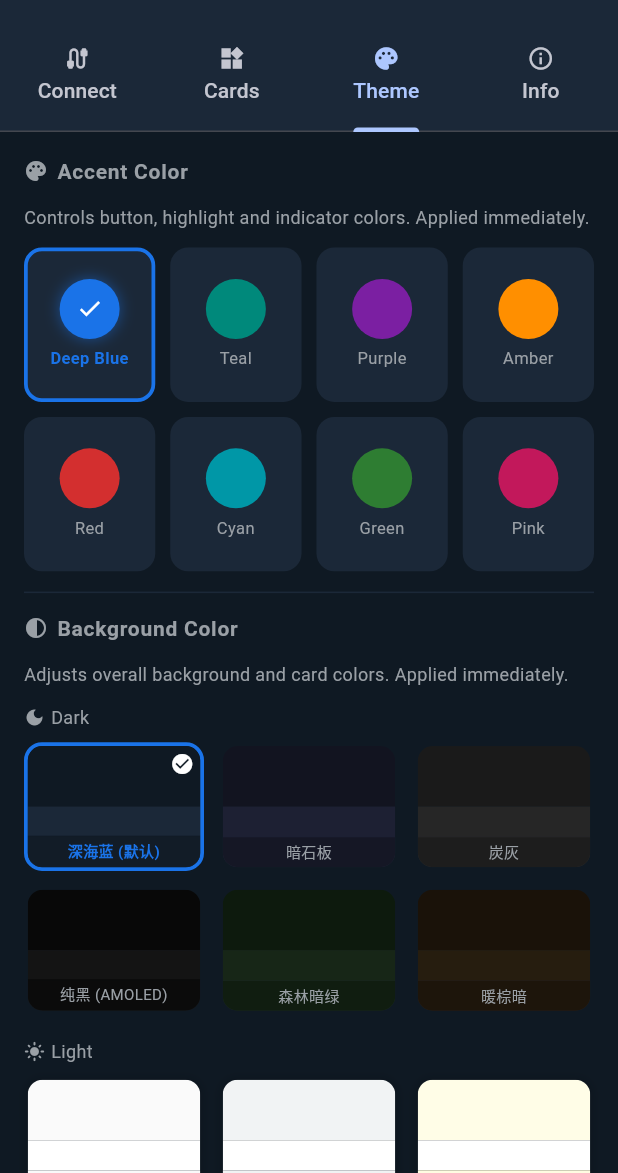
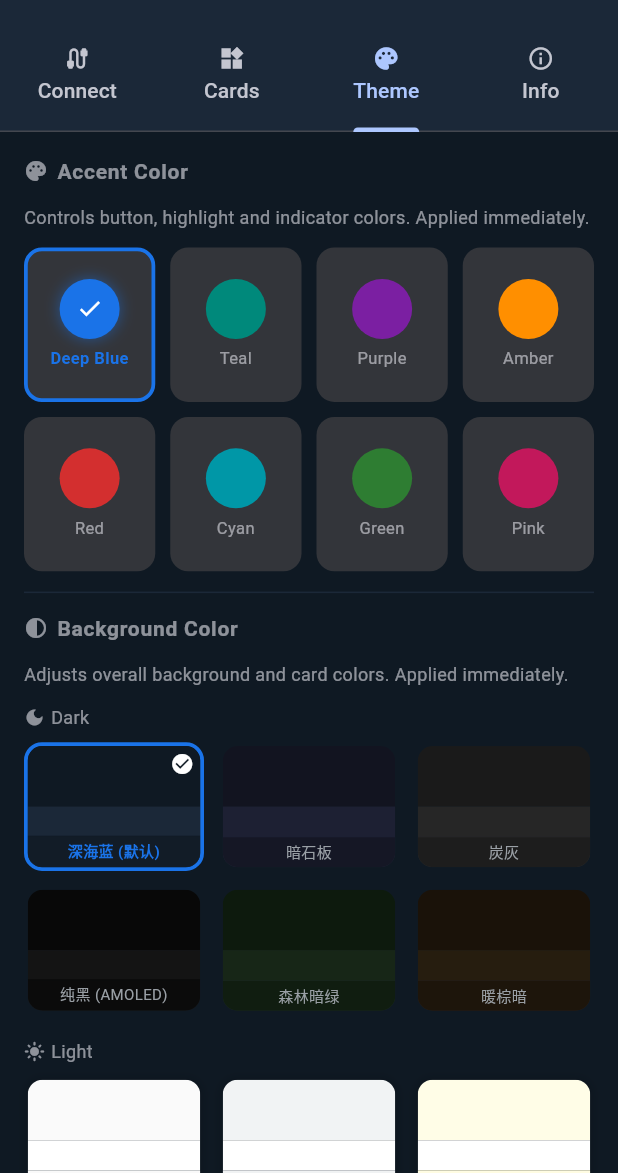
Before and after one commit to OpenSynaptic/Gsyn, a Flutter app: the SettingsPage screen opened directly, tab 3 chosen, after a tap on the "menu" icon, on a phone screen of 412 x 824 dp, the part 63-1236 px from its top. Run offline on Flutter 3.47's test engine with Material 3 defaults, Android fonts, the phone set to English and light mode, and no system bars; our stand-ins replace connectivity_plus, csv, fl_chart, flutter_map, flutter_riverpod, latlong2 and 5 more; missing offline and left inert: mqtt5_client; accounts and stored records are empty.

Commit message:
fix: make all widgets theme-aware for light/dark mode compatibility - settings_page: _SectionHeader, _InfoRow, _LangButton, _ThemeTab all   now use Theme.of(context).colorScheme instead of hardcoded AppColors.*   - _InfoRow value text was near-white (0xFFE8EAED) on light backgrounds   - _LangButton background was dark navy (0xFF1B2838) on light pages   - Accent grid cells used hardcoded dark surface color   - Hint/group label texts now adapt to brightness - app.dart: DrawerHeader background and text use colorScheme tokens   (surfaceContainer / onSurface) — removed unused constants import - widgets: gauge, line-chart, pie-chart, bar-chart, water-level, kpi-card   title / label text colors replaced with colorScheme.onSurface - send_page: _TargetBar container uses surfaceContainerHighest - All changes: flutter analyze reports zero issues

```diff
--- a/lib/app.dart
+++ b/lib/app.dart
@@ -3,7 +3,6 @@ import 'package:flutter_localizations/flutter_localizations.dart';
 import 'package:flutter_riverpod/flutter_riverpod.dart';
 import 'package:opensynaptic_dashboard/core/theme/app_theme.dart';
 import 'package:opensynaptic_dashboard/core/theme/theme_provider.dart';
-import 'package:opensynaptic_dashboard/core/constants.dart';
 import 'package:opensynaptic_dashboard/core/l10n/locale_provider.dart';
 import 'package:opensynaptic_dashboard/core/utils/responsive.dart';
 import 'package:opensynaptic_dashboard/features/dashboard/dashboard_page.dart';
@@ -166,15 +165,19 @@ class _AppDrawer extends ConsumerWidget {
     return Drawer(
       child: ListView(padding: EdgeInsets.zero, children: [
         DrawerHeader(
-          decoration: const BoxDecoration(color: AppColors.surface),
+          decoration: BoxDecoration(
+              color: Theme.of(context).colorScheme.surfaceContainer),
           child: Column(
             crossAxisAlignment: CrossAxisAlignment.start,
             mainAxisAlignment: MainAxisAlignment.end,
             children: [
-              const Text('OpenSynaptic',
-                  style: TextStyle(fontSize: 22, fontWeight: FontWeight.bold, color: AppColors.textPrimary)),
+              Text('OpenSynaptic',
+                  style: TextStyle(fontSize: 22, fontWeight: FontWeight.bold,
+                      color: Theme.of(context).colorScheme.onSurface)),
               const SizedBox(height: 4),
-              Text(l.appSubtitle, style: const TextStyle(fontSize: 13, color: AppColors.textSecondary)),
+              Text(l.appSubtitle,
+                  style: TextStyle(fontSize: 13,
+                      color: Theme.of(context).colorScheme.onSurface.withValues(alpha: 0.6))),
             ],
           ),
         ),
--- a/lib/features/send/send_page.dart
+++ b/lib/features/send/send_page.dart
@@ -305,7 +305,7 @@ class _TargetBar extends StatelessWidget {
   @override
   Widget build(BuildContext context) {
     return Container(
-      color: AppColors.surface,
+      color: Theme.of(context).colorScheme.surfaceContainerHighest,
       padding: const EdgeInsets.symmetric(horizontal: 12, vertical: 8),
       child: Column(children: [
         Row(children: [
--- a/lib/features/settings/settings_page.dart
+++ b/lib/features/settings/settings_page.dart
@@ -445,7 +445,8 @@ class _ThemeTab extends ConsumerWidget {
       _SectionHeader(icon: Icons.palette, title: l.secAccent),
       const SizedBox(height: 4),
       Text(l.accentHint,
-          style: const TextStyle(fontSize: 12, color: AppColors.textSecondary)),
+          style: TextStyle(fontSize: 12,
+              color: Theme.of(context).colorScheme.onSurface.withValues(alpha: 0.6))),
       const SizedBox(height: 12),
       GridView.builder(
         shrinkWrap: true,
@@ -455,7 +456,7 @@ class _ThemeTab extends ConsumerWidget {
           crossAxisCount: 4, mainAxisSpacing: 10, crossAxisSpacing: 10,
           childAspectRatio: 0.85,
         ),
-        itemBuilder: (_, i) {
+        itemBuilder: (ctx, i) {
           final p = AppThemePreset.values[i];
           final sel = p == currentAccent;
           return GestureDetector(
@@ -463,7 +464,7 @@ class _ThemeTab extends ConsumerWidget {
             child: AnimatedContainer(
               duration: const Duration(milliseconds: 200),
               decoration: BoxDecoration(
-                color: AppColors.surface,
+                color: Theme.of(ctx).colorScheme.surfaceContainerHighest,
                 borderRadius: BorderRadius.circular(12),
                 border: Border.all(
                     color: sel ? p.seedColor : Colors.transparent, width: 2.5),
@@ -485,7 +486,9 @@ class _ThemeTab extends ConsumerWidget {
                     style: TextStyle(
                         fontSize: 11,
                         fontWeight: sel ? FontWeight.bold : FontWeight.normal,
-                        color: sel ? p.seedColor : AppColors.textSecondary)),
+                        color: sel
+                            ? p.seedColor
+                            : Theme.of(ctx).colorScheme.onSurface.withValues(alpha: 0.6))),
               ]),
             ),
           );
@@ -498,14 +501,17 @@ class _ThemeTab extends ConsumerWidget {
       _SectionHeader(icon: Icons.contrast, title: l.secBg),
       const SizedBox(height: 4),
       Text(l.bgHint,
-          style: const TextStyle(fontSize: 12, color: AppColors.textSecondary)),
+          style: TextStyle(fontSize: 12,
+              color: Theme.of(context).colorScheme.onSurface.withValues(alpha: 0.6))),
       const SizedBox(height: 12),
 
       // ─ Dark group ─
       Row(children: [
-        const Icon(Icons.dark_mode, size: 14, color: AppColors.textSecondary),
+        Icon(Icons.dark_mode, size: 14,
+            color: Theme.of(context).colorScheme.onSurface.withValues(alpha: 0.6)),
         const SizedBox(width: 4),
-        Text(l.bgGroupDark, style: const TextStyle(fontSize: 12, color: AppColors.textSecondary)),
+        Text(l.bgGroupDark, style: TextStyle(fontSize: 12,
+            color: Theme.of(context).colorScheme.onSurface.withValues(alpha: 0.6))),
       ]),
       const SizedBox(height: 8),
       _BgPresetGrid(
@@ -519,9 +525,11 @@ class _ThemeTab extends ConsumerWidget {
 
       // ─ Light group ─
       Row(children: [
-        const Icon(Icons.light_mode, size: 14, color: AppColors.textSecondary),
+        Icon(Icons.light_mode, size: 14,
+            color: Theme.of(context).colorScheme.onSurface.withValues(alpha: 0.6)),
         const SizedBox(width: 4),
-        Text(l.bgGroupLight, style: const TextStyle(fontSize: 12, color: AppColors.textSecondary)),
+        Text(l.bgGroupLight, style: TextStyle(fontSize: 12,
+            color: Theme.of(context).colorScheme.onSurface.withValues(alpha: 0.6))),
       ]),
       const SizedBox(height: 8),
       _BgPresetGrid(
@@ -537,7 +545,8 @@ class _ThemeTab extends ConsumerWidget {
       _SectionHeader(icon: Icons.language, title: l.secLanguage),
       const SizedBox(height: 4),
       Text(l.langHint,
-          style: const TextStyle(fontSize: 12, color: AppColors.textSecondary)),
+          style: TextStyle(fontSize: 12,
+              color: Theme.of(context).colorScheme.onSurface.withValues(alpha: 0.6))),
       const SizedBox(height: 12),
       Row(children: [
         // Follow system
@@ -789,19 +798,22 @@ class _SectionHeader extends StatelessWidget {
   final String title;
   const _SectionHeader({required this.icon, required this.title});
   @override
-  Widget build(BuildContext context) => Padding(
+  Widget build(BuildContext context) {
+    final color = Theme.of(context).colorScheme.onSurface.withValues(alpha: 0.6);
+    return Padding(
       padding: const EdgeInsets.only(bottom: 8),
       child: Row(children: [
-          Icon(icon, size: 16, color: AppColors.textSecondary),
+        Icon(icon, size: 16, color: color),
         const SizedBox(width: 6),
         Text(title,
-              style: const TextStyle(
+            style: TextStyle(
                 fontSize: 14,
                 fontWeight: FontWeight.w700,
-                  color: AppColors.textSecondary,
+                color: color,
                 letterSpacing: 0.5)),
       ]),
     );
+  }
 }
 
 class _InfoRow extends StatelessWidget {
@@ -809,16 +821,20 @@ class _InfoRow extends StatelessWidget {
   final String value;
   const _InfoRow(this.label, this.value);
   @override
-  Widget build(BuildContext context) => Padding(
+  Widget build(BuildContext context) {
+    final cs = Theme.of(context).colorScheme;
+    return Padding(
       padding: const EdgeInsets.symmetric(vertical: 5),
       child: Row(children: [
         SizedBox(width: 110, child: Text(label,
-              style: const TextStyle(fontSize: 13, color: AppColors.textSecondary))),
+            style: TextStyle(fontSize: 13,
+                color: cs.onSurface.withValues(alpha: 0.6)))),
         Expanded(child: Text(value,
-              style: const TextStyle(fontSize: 13, color: AppColors.textPrimary),
+            style: TextStyle(fontSize: 13, color: cs.onSurface),
             overflow: TextOverflow.ellipsis)),
       ]),
     );
+  }
 }
 
 /// Language selection button.
@@ -831,7 +847,8 @@ class _LangButton extends StatelessWidget {
 
   @override
   Widget build(BuildContext context) {
-    final color = selected ? Theme.of(context).colorScheme.primary : AppColors.textSecondary;
+    final cs = Theme.of(context).colorScheme;
+    final color = selected ? cs.primary : cs.onSurface.withValues(alpha: 0.6);
     return GestureDetector(
       onTap: onTap,
       child: AnimatedContainer(
@@ -841,8 +858,8 @@ class _LangButton extends StatelessWidget {
           borderRadius: BorderRadius.circular(12),
           border: Border.all(color: selected ? color : Colors.transparent, width: 2),
           color: selected
-              ? Theme.of(context).colorScheme.primary.withValues(alpha: 0.12)
-              : AppColors.surface,
+              ? cs.primary.withValues(alpha: 0.12)
+              : cs.surfaceContainerHighest,
         ),
         child: Column(mainAxisAlignment: MainAxisAlignment.center, children: [
           Text(icon, style: const TextStyle(fontSize: 24)),
--- a/lib/widgets/bar_chart_widget.dart
+++ b/lib/widgets/bar_chart_widget.dart
@@ -25,7 +25,8 @@ class BarChartWidget extends StatelessWidget {
         child: Column(
           crossAxisAlignment: CrossAxisAlignment.start,
           children: [
-            Text(title, style: const TextStyle(fontSize: 14, fontWeight: FontWeight.w600, color: AppColors.textPrimary)),
+            Text(title, style: TextStyle(fontSize: 14, fontWeight: FontWeight.w600,
+                color: Theme.of(context).colorScheme.onSurface)),
             const SizedBox(height: 12),
             Expanded(
               child: values.isEmpty
--- a/lib/widgets/gauge_widget.dart
+++ b/lib/widgets/gauge_widget.dart
@@ -30,7 +30,8 @@ class GaugeWidget extends StatelessWidget {
         padding: const EdgeInsets.all(12),
         child: Column(
           children: [
-            Text(title, style: const TextStyle(fontSize: 13, fontWeight: FontWeight.w600, color: AppColors.textPrimary)),
+            Text(title, style: TextStyle(fontSize: 13, fontWeight: FontWeight.w600,
+                color: Theme.of(context).colorScheme.onSurface)),
             Expanded(
               child: SfRadialGauge(
                 axes: <RadialAxis>[
--- a/lib/widgets/kpi_card.dart
+++ b/lib/widgets/kpi_card.dart
@@ -60,9 +60,9 @@ class KpiCard extends StatelessWidget {
               title,
               maxLines: 1,
               overflow: TextOverflow.ellipsis,
-              style: const TextStyle(
+              style: TextStyle(
                 fontSize: 12,
-                color: AppColors.textSecondary,
+                color: Theme.of(context).colorScheme.onSurface.withValues(alpha: 0.6),
               ),
             ),
             if (subtitle != null) ...[
--- a/lib/widgets/pie_chart_widget.dart
+++ b/lib/widgets/pie_chart_widget.dart
@@ -22,7 +22,8 @@ class PieChartWidget extends StatelessWidget {
         child: Column(
           crossAxisAlignment: CrossAxisAlignment.start,
           children: [
-            Text(title, style: const TextStyle(fontSize: 14, fontWeight: FontWeight.w600, color: AppColors.textPrimary)),
+            Text(title, style: TextStyle(fontSize: 14, fontWeight: FontWeight.w600,
+                color: Theme.of(context).colorScheme.onSurface)),
             const SizedBox(height: 12),
             Expanded(
               child: entries.isEmpty
--- a/lib/widgets/realtime_line_chart.dart
+++ b/lib/widgets/realtime_line_chart.dart
@@ -29,7 +29,8 @@ class RealtimeLineChart extends StatelessWidget {
         child: Column(
           crossAxisAlignment: CrossAxisAlignment.start,
           children: [
-            Text(title, style: const TextStyle(fontSize: 14, fontWeight: FontWeight.w600, color: AppColors.textPrimary)),
+            Text(title, style: TextStyle(fontSize: 14, fontWeight: FontWeight.w600,
+                color: Theme.of(context).colorScheme.onSurface)),
             const SizedBox(height: 12),
             Expanded(
               child: spots.isEmpty
--- a/lib/widgets/water_level_widget.dart
+++ b/lib/widgets/water_level_widget.dart
@@ -46,7 +46,8 @@ class _WaterLevelWidgetState extends State<WaterLevelWidget>
         child: Column(
           children: [
             Text(widget.title,
-                style: const TextStyle(fontSize: 13, fontWeight: FontWeight.w600, color: AppColors.textPrimary)),
+                style: TextStyle(fontSize: 13, fontWeight: FontWeight.w600,
+                    color: Theme.of(context).colorScheme.onSurface)),
             const SizedBox(height: 8),
             Expanded(
               child: AnimatedBuilder(
```
Lines whose indentation alone changed are shown as unchanged.
